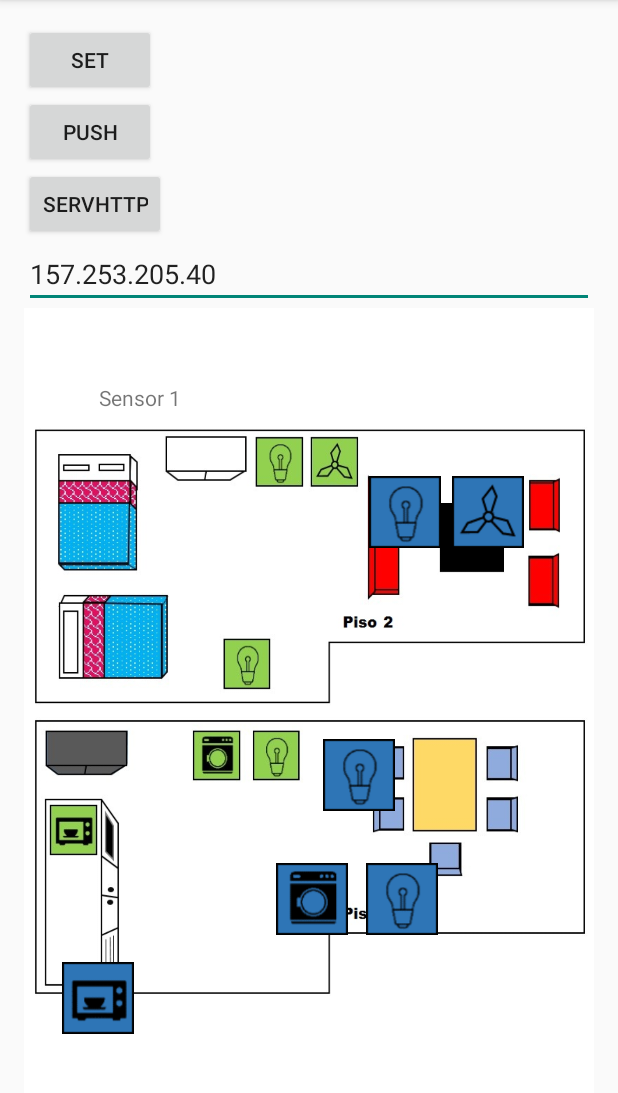
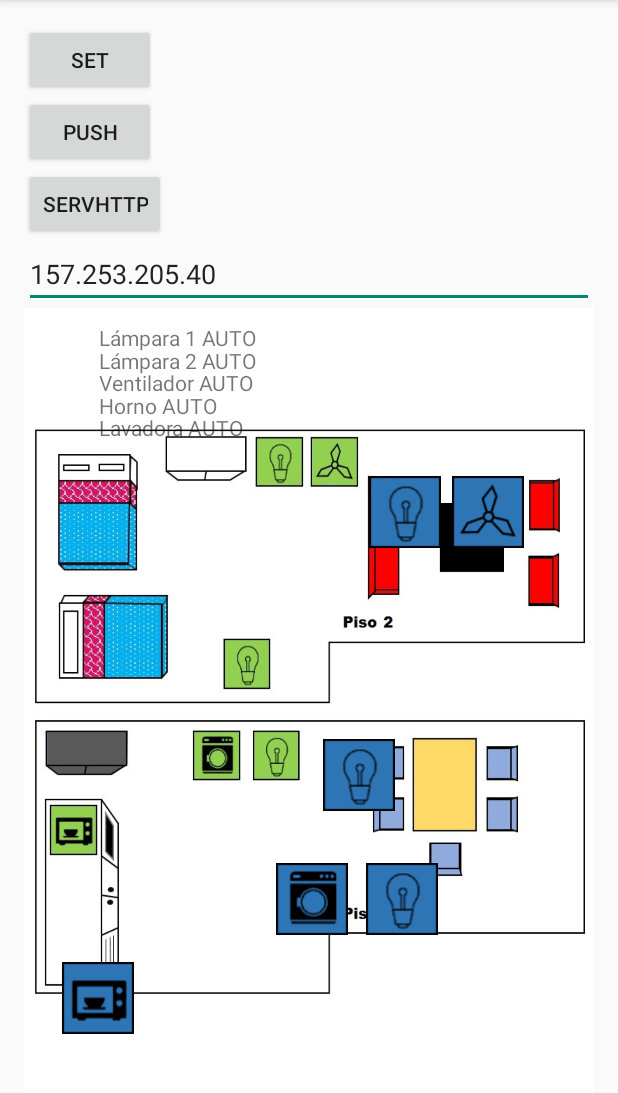
Before and after one commit to jfmolano/PG_client_201610, an Android app: the screen it shows after launch (MainActivity), on a phone screen of 412 x 824 dp, the part 84-1177 px from its top. Run offline under Robolectric (Android 15) with nearby library versions, the phone set to English and light mode, and no system bars.

Commit message:
Labels de sensores
.

```diff
--- a/app/src/main/java/com/uniandes/jfm/pg20161client/MainActivity.java
+++ b/app/src/main/java/com/uniandes/jfm/pg20161client/MainActivity.java
@@ -128,7 +128,7 @@ public class MainActivity extends ActionBarActivity {
                     } catch (JSONException e) {
                         e.printStackTrace();
                     }
-                    TextView lab=(TextView)findViewById(R.id.sensor1);
+                    TextView lab=(TextView)findViewById(R.id.sensorLamp1);
                     lab.setText("Temp. Cocina: " + valor + "º");
                 }
             });
--- a/app/src/main/res/layout/activity_main.xml
+++ b/app/src/main/res/layout/activity_main.xml
@@ -83,11 +83,35 @@
             android:layout_marginLeft="228dp"
             android:background="@drawable/luza"
             android:onClick="op6" />
-        <TextView android:id="@+id/sensor1"
+        <TextView android:id="@+id/sensorLamp1"
             android:layout_width="wrap_content"
             android:layout_height="wrap_content"
-            android:layout_marginTop="50dp"
+            android:layout_marginTop="10dp"
             android:layout_marginLeft="50dp"
-            android:text="Sensor 1" />
+            android:text="Lámpara 1 AUTO" />
+        <TextView android:id="@+id/sensorLamp2"
+            android:layout_width="wrap_content"
+            android:layout_height="wrap_content"
+            android:layout_marginTop="25dp"
+            android:layout_marginLeft="50dp"
+            android:text="Lámpara 2 AUTO" />
+        <TextView android:id="@+id/sensorFan"
+            android:layout_width="wrap_content"
+            android:layout_height="wrap_content"
+            android:layout_marginTop="40dp"
+            android:layout_marginLeft="50dp"
+            android:text="Ventilador AUTO" />
+        <TextView android:id="@+id/sensorHorno"
+            android:layout_width="wrap_content"
+            android:layout_height="wrap_content"
+            android:layout_marginTop="55dp"
+            android:layout_marginLeft="50dp"
+            android:text="Horno AUTO" />
+        <TextView android:id="@+id/sensorWM"
+            android:layout_width="wrap_content"
+            android:layout_height="wrap_content"
+            android:layout_marginTop="70dp"
+            android:layout_marginLeft="50dp"
+            android:text="Lavadora AUTO" />
     </RelativeLayout>
 </LinearLayout>
```
